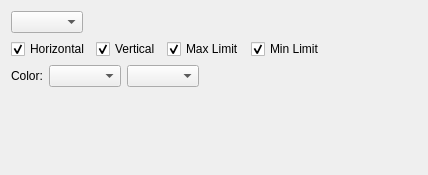
Above: core/panel/run_AuxLine.ui from KmolYuan/Pyslvs-UI before the change. Below: the same form after it.
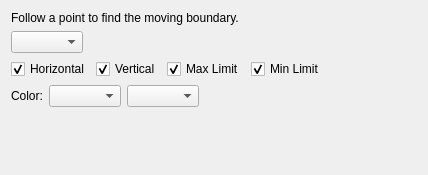
That is the form after the change.

Diff of the .ui file:
```diff
--- a/core/panel/run_AuxLine.ui
+++ b/core/panel/run_AuxLine.ui
@@ -23,6 +23,13 @@
    <string>Form</string>
   </property>
   <layout class="QVBoxLayout" name="verticalLayout">
+   <item>
+    <widget class="QLabel" name="label_2">
+     <property name="text">
+      <string>&lt;html&gt;&lt;head/&gt;&lt;body&gt;&lt;p&gt;Follow a point to find the moving boundary.&lt;/p&gt;&lt;/body&gt;&lt;/html&gt;</string>
+     </property>
+    </widget>
+   </item>
    <item>
     <layout class="QHBoxLayout" name="horizontalLayout">
      <item>
```
